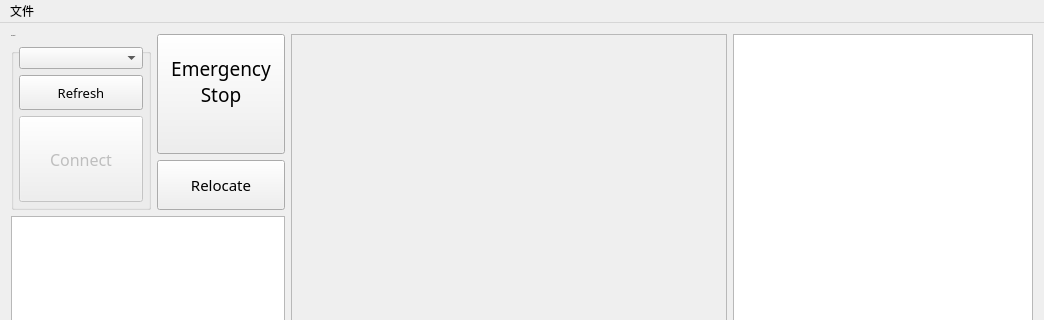
SimonLeeCHN/RailTranser-Studio, file SimpleActionPlayer/mainwindow.ui: the form before one commit; both pictures show x 0 to 1044 and y 0 to 320 of the 1044 by 600 pixel window.
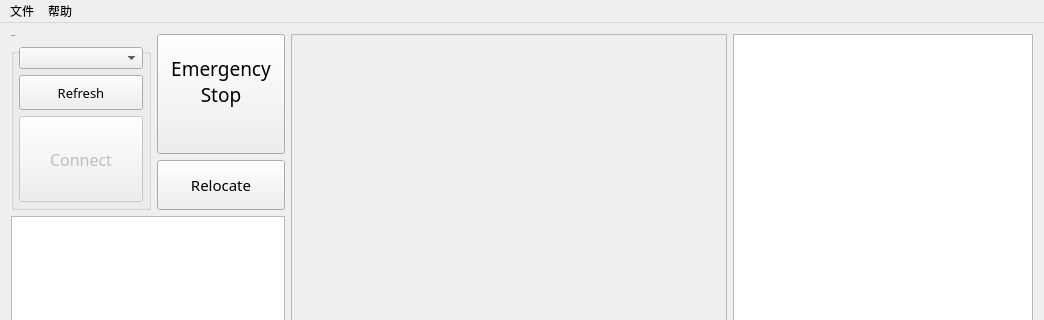
The form after the commit. Icons and pictures are not drawn. Custom widgets are drawn as their Qt base class.

Diff of the .ui file:
```diff
--- a/SimpleActionPlayer/mainwindow.ui
+++ b/SimpleActionPlayer/mainwindow.ui
@@ -1396,7 +1396,14 @@
     <addaction name="separator"/>
     <addaction name="AC_file_addExistActionScriptFile"/>
    </widget>
+   <widget class="QMenu" name="menu">
+    <property name="title">
+     <string>帮助</string>
+    </property>
+    <addaction name="AC_help_RegesitFileRelation"/>
+   </widget>
    <addaction name="MENU_file"/>
+   <addaction name="menu"/>
   </widget>
   <action name="AC_file_addExistActionScriptFile">
    <property name="text">
```
Left out of the diff: 11 changed lines with no effect on the pictures.
